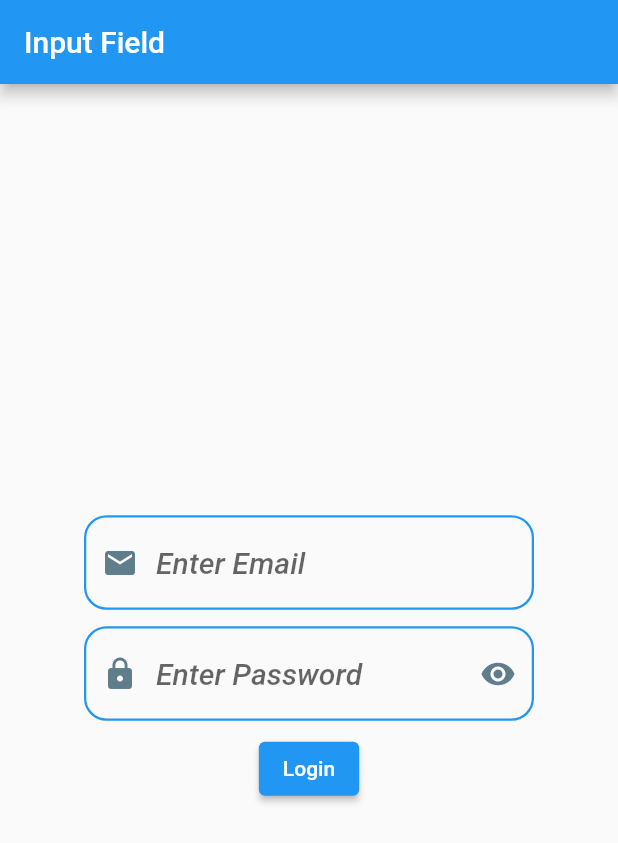
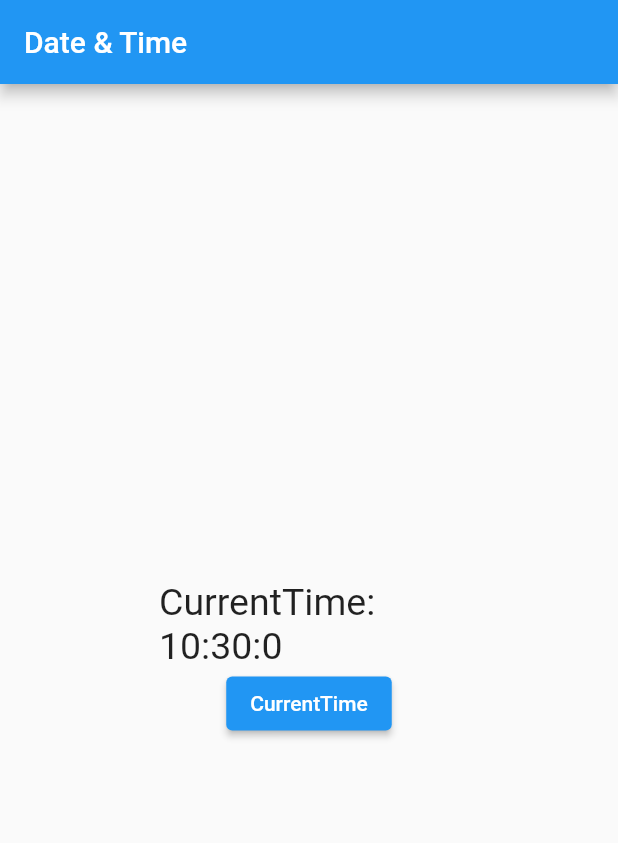
Before and after one commit to yasin9064/flutter_application_1, a Flutter app: the screen it shows after launch, on a phone screen of 412 x 824 dp. Shown: the top 843 px of the screen. Run offline on Flutter 3.47's test engine with Material 2 defaults, Android fonts, the phone set to English and light mode, and no system bars.

Commit message:
Get Current Date & Time.

```diff
--- a/lib/HomeScreen.dart
+++ b/lib/HomeScreen.dart
@@ -1,91 +1,41 @@
 import 'package:flutter/material.dart';
 import 'package:flutter_application_1/UI_Helper/utii.dart';
 
-class HomeScreen extends StatelessWidget {
+class HomeScreen extends StatefulWidget {
   const HomeScreen({Key? key}) : super(key: key);
 
   @override
+  State<HomeScreen> createState() => _HomeScreenState();
+}
+
+class _HomeScreenState extends State<HomeScreen> {
+  @override
   Widget build(BuildContext context) {
-    var emailText = TextEditingController();
-    var passText = TextEditingController();
+    var time = DateTime.now();
     return Scaffold(
         appBar: AppBar(
-          title: Text("Input Field"),
+          title: Text("Date & Time"),
         ),
         body: Center(
-            child: Container(
-          width: 300,
-          child: Column(
-            mainAxisAlignment: MainAxisAlignment.center,
-            children: [
-              TextField(
-                controller: emailText,
-                keyboardType: TextInputType.emailAddress,
-                decoration: InputDecoration(
-                  hintText: 'Enter Email',
-                    focusedBorder: OutlineInputBorder(
-                        borderRadius: BorderRadius.circular(15),
-                        borderSide: BorderSide(
-                          color: Colors.deepOrange,
-                          width: 2.5,
-                        )),
-                    enabledBorder: OutlineInputBorder(
-                        borderRadius: BorderRadius.circular(15),
-                        borderSide: BorderSide(
-                          color: Colors.blue,
-                          width: 1.5,
-                        )),
-                    prefixIcon: Icon(
-                      Icons.email,
-                      color: Colors.blueGrey,
-                    )),
-              ),
-              Container(
-                height: 11,
-              ),
-              TextField(
-                controller: passText,
-                obscureText: true,
-                keyboardType: TextInputType.phone,
-                decoration: InputDecoration(
-                  hintText: 'Enter Password',
-                  focusedBorder: OutlineInputBorder(
-                      borderRadius: BorderRadius.circular(15),
-                      borderSide: BorderSide(
-                        color: Colors.deepOrange,
-                        width: 2.5,
-                      )),
-                  enabledBorder: OutlineInputBorder(
-                      borderRadius: BorderRadius.circular(15),
-                      borderSide: BorderSide(
-                        color: Colors.blue,
-                        width: 1.5,
-                      )),
-                  prefixIcon: Icon(
-                    Icons.lock,
-                    color: Colors.blueGrey,
-                  ),
-                  suffixIcon: IconButton(
-                    icon: Icon(Icons.remove_red_eye, color: Colors.blueGrey),
-                    onPressed: () {
-
-                    },
-                  ),
+          child: Container(
+            width: 200,
+            height: 200,
+            child: Column(
+              mainAxisAlignment: MainAxisAlignment.center,
+              children: [
+                Text(
+                  'CurrentTime: ${time.hour}:${time.minute}:${time.second}',
+                  style: TextStyle(fontSize: 25),
                 ),
-              ),
-              Container(height: 8),
-              ElevatedButton(
+                ElevatedButton(
                   onPressed: () {
-                    String userEmail = emailText.text.toString();
-                    String userPassword = passText.text;
-
-                    print('Email: $userEmail, Password: userPassword');
+                    setState(() {});
                   },
-                  child: Text(
-                    'Login',
-                  ))
-            ],
+                  child: Text('CurrentTime'),
+                )
+              ],
+            ),
           ),
-        )));
+        ));
   }
 }
```
